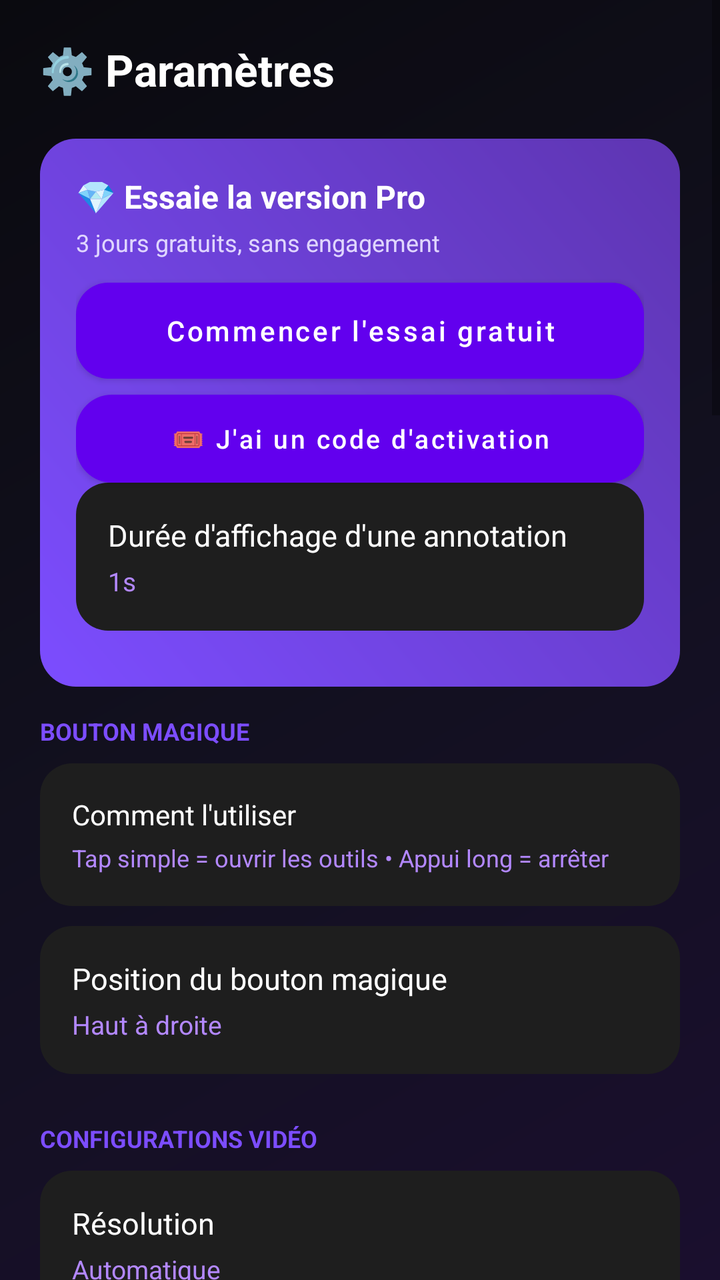
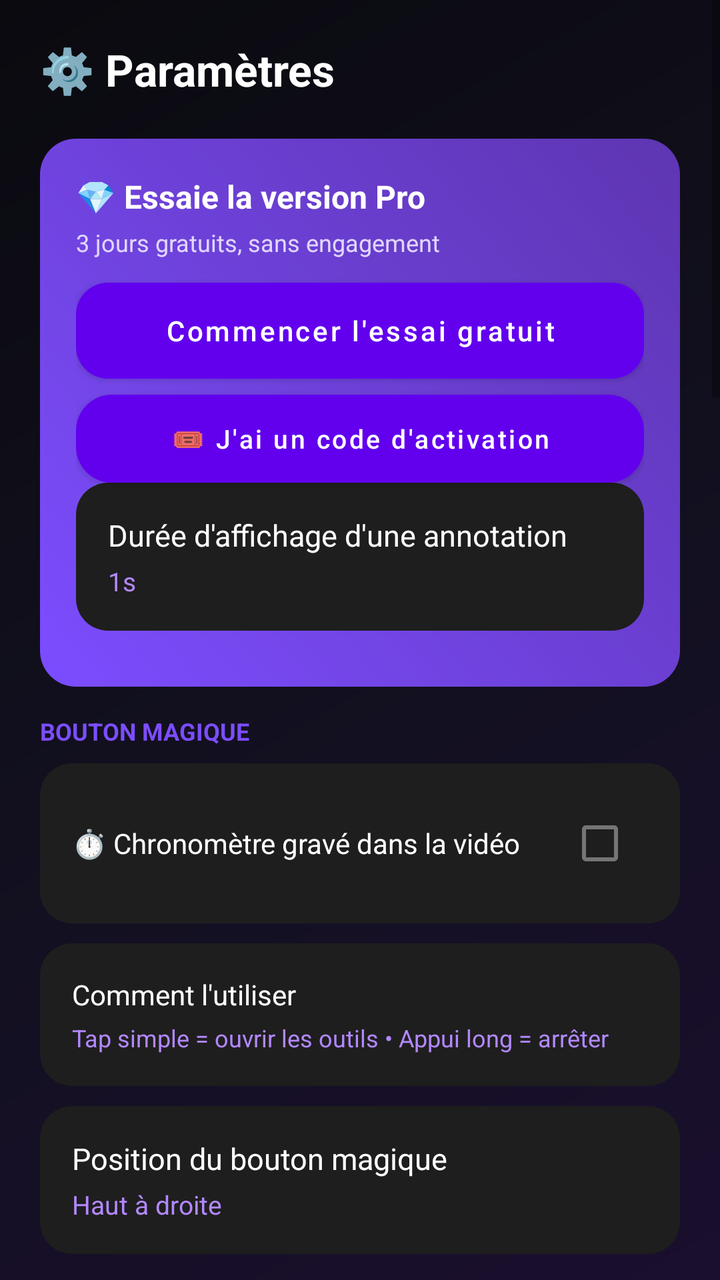

Two renders of the same Android screen: before a commit and after it. Below are the layout's source before the change and the commit's diff.
<!-- AndroidManifest.xml: application theme Theme.ScreenRecorder -->
<!-- res/layout/activity_settings.xml -->
<?xml version="1.0" encoding="utf-8"?>
<ScrollView xmlns:android="http://schemas.android.com/apk/res/android"
    android:layout_width="match_parent"
    android:layout_height="match_parent"
    android:background="@drawable/bg_gradient_screen">

    <LinearLayout
        android:layout_width="match_parent"
        android:layout_height="wrap_content"
        android:orientation="vertical"
        android:padding="20dp">

        <TextView
            android:layout_width="wrap_content"
            android:layout_height="wrap_content"
            android:text="⚙️ Paramètres"
            android:textColor="#FFFFFF"
            android:textSize="22sp"
            android:textStyle="bold"
            android:layout_marginBottom="6dp" />

        <LinearLayout
            android:id="@+id/trialCard"
            android:layout_width="match_parent"
            android:layout_height="wrap_content"
            android:orientation="vertical"
            android:background="@drawable/bg_stat_purple"
            android:padding="18dp"
            android:layout_marginTop="14dp"
            android:layout_marginBottom="14dp">

            <TextView
                android:id="@+id/trialTitle"
                android:layout_width="wrap_content"
                android:layout_height="wrap_content"
                android:text="💎 Essaie la version Pro"
                android:textColor="#FFFFFF"
                android:textSize="16sp"
                android:textStyle="bold" />

            <TextView
                android:id="@+id/trialSubtitle"
                android:layout_width="wrap_content"
                android:layout_height="wrap_content"
                android:text="3 jours gratuits, sans engagement"
                android:textColor="#E0D6FF"
                android:textSize="12sp"
                android:layout_marginTop="4dp"
                android:layout_marginBottom="12dp" />

            <Button
                android:id="@+id/trialButton"
                android:layout_width="match_parent"
                android:layout_height="48dp"
                android:background="@drawable/bg_card"
                android:textColor="#FFFFFF"
                android:textAllCaps="false"
                android:text="Commencer l'essai gratuit" />

            <Button
                android:id="@+id/redeemCodeButton"
                android:layout_width="match_parent"
                android:layout_height="44dp"
                android:layout_marginTop="8dp"
                android:background="@drawable/bg_stat_pink"
                android:textColor="#FFFFFF"
                android:textAllCaps="false"
                android:textSize="13sp"
                android:text="🎟️ J'ai un code d'activation" />

<LinearLayout
            android:id="@+id/annotationDurationRow"
            android:layout_width="match_parent"
            android:layout_height="wrap_content"
            android:orientation="vertical"
            android:background="@drawable/bg_card"
            android:clickable="true"
            android:focusable="true"
            android:padding="16dp"
            android:layout_marginBottom="10dp">

            <TextView
                android:layout_width="wrap_content"
                android:layout_height="wrap_content"
                android:text="Durée d'affichage d'une annotation"
                android:textColor="#FFFFFF"
                android:textSize="15sp" />

            <TextView
                android:id="@+id/annotationDurationValue"
                android:layout_width="wrap_content"
                android:layout_height="wrap_content"
                android:text="1s"
                android:textColor="#B388FF"
                android:textSize="13sp"
                android:layout_marginTop="4dp" />
        </LinearLayout>

        </LinearLayout>

        <TextView
            android:layout_width="wrap_content"
            android:layout_height="wrap_content"
            android:text="BOUTON MAGIQUE"
            android:textColor="#7C4DFF"
            android:textSize="12sp"
            android:textStyle="bold"
            android:layout_marginBottom="8dp" />

        <LinearLayout
            android:layout_width="match_parent"
            android:layout_height="wrap_content"
            android:orientation="vertical"
            android:background="@drawable/bg_card"
            android:padding="16dp"
            android:layout_marginBottom="10dp">

            <TextView
                android:layout_width="wrap_content"
                android:layout_height="wrap_content"
                android:text="Comment l'utiliser"
                android:textColor="#FFFFFF"
                android:textSize="14sp" />

            <TextView
                android:layout_width="match_parent"
                android:layout_height="wrap_content"
                android:text="Tap simple = ouvrir les outils • Appui long = arrêter"
                android:textColor="#B388FF"
                android:textSize="12sp"
                android:layout_marginTop="4dp" />
        </LinearLayout>

        <LinearLayout
            android:id="@+id/bubblePositionRow"
            android:layout_width="match_parent"
            android:layout_height="wrap_content"
            android:orientation="vertical"
            android:background="@drawable/bg_card"
            android:clickable="true"
            android:focusable="true"
            android:padding="16dp"
            android:layout_marginBottom="10dp">

            <TextView
                android:layout_width="wrap_content"
                android:layout_height="wrap_content"
                android:text="Position du bouton magique"
                android:textColor="#FFFFFF"
                android:textSize="15sp" />

            <TextView
                android:id="@+id/bubblePositionValue"
                android:layout_width="wrap_content"
                android:layout_height="wrap_content"
                android:text="Haut à droite"
                android:textColor="#B388FF"
                android:textSize="13sp"
                android:layout_marginTop="4dp" />
        </LinearLayout>

        <TextView
            android:layout_width="wrap_content"
            android:layout_height="wrap_content"
            android:text="CONFIGURATIONS VIDÉO"
            android:textColor="#7C4DFF"
            android:textSize="12sp"
            android:textStyle="bold"
            android:layout_marginTop="14dp"
            android:layout_marginBottom="8dp" />

        <LinearLayout
            android:id="@+id/resolutionRow"
            android:layout_width="match_parent"
            android:layout_height="wrap_content"
            android:orientation="vertical"
            android:background="@drawable/bg_card"
            android:clickable="true"
            android:focusable="true"
            android:padding="16dp"
            android:layout_marginBottom="10dp">

            <TextView
                android:layout_width="wrap_content"
                android:layout_height="wrap_content"
                android:text="Résolution"
                android:textColor="#FFFFFF"
                android:textSize="15sp" />

            <TextView
                android:id="@+id/resolutionValue"
                android:layout_width="wrap_content"
                android:layout_height="wrap_content"
                android:text="Automatique"
                android:textColor="#B388FF"
                android:textSize="13sp"
                android:layout_marginTop="4dp" />
        </LinearLayout>

        <LinearLayout
            android:id="@+id/bitrateRow"
            android:layout_width="match_parent"
            android:layout_height="wrap_content"
            android:orientation="vertical"
            android:background="@drawable/bg_card"
            android:clickable="true"
            android:focusable="true"
            android:padding="16dp"
            android:layout_marginBottom="10dp">

            <TextView
                android:layout_width="wrap_content"
                android:layout_height="wrap_content"
                android:text="Bitrate (qualité de l'image)"
                android:textColor="#FFFFFF"
                android:textSize="15sp" />

            <TextView
                android:id="@+id/bitrateValue"
                android:layout_width="wrap_content"
                android:layout_height="wrap_content"
                android:text="Automatique"
                android:textColor="#B388FF"
                android:textSize="13sp"
                android:layout_marginTop="4dp" />
        </LinearLayout>

        <LinearLayout
            android:id="@+id/frameRateRow"
            android:layout_width="match_parent"
            android:layout_height="wrap_content"
            android:orientation="vertical"
            android:background="@drawable/bg_card"
            android:clickable="true"
            android:focusable="true"
            android:padding="16dp"
            android:layout_marginBottom="10dp">

            <TextView
                android:layout_width="wrap_content"
                android:layout_height="wrap_content"
                android:text="Fréquence d'images (FPS)"
                android:textColor="#FFFFFF"
                android:textSize="15sp" />

            <TextView
                android:id="@+id/frameRateValue"
                android:layout_width="wrap_content"
                android:layout_height="wrap_content"
                android:text="Automatique"
                android:textColor="#B388FF"
                android:textSize="13sp"
                android:layout_marginTop="4dp" />
        </LinearLayout>

        <LinearLayout
            android:id="@+id/countdownRow"
            android:layout_width="match_parent"
            android:layout_height="wrap_content"
            android:orientation="vertical"
            android:background="@drawable/bg_card"
            android:clickable="true"
            android:focusable="true"
            android:padding="16dp"
            android:layout_marginBottom="10dp">

            <TextView
                android:layout_width="wrap_content"
                android:layout_height="wrap_content"
                android:text="Compte à rebours"
                android:textColor="#FFFFFF"
                android:textSize="15sp" />

            <TextView
                android:id="@+id/countdownValue"
                android:layout_width="wrap_content"
                android:layout_height="wrap_content"
                android:text="3s"
                android:textColor="#B388FF"
                android:textSize="13sp"
                android:layout_marginTop="4dp" />
        </LinearLayout>

        <TextView
            android:layout_width="wrap_content"
            android:layout_height="wrap_content"
            android:text="STABILITÉ"
            android:textColor="#7C4DFF"
            android:textSize="12sp"
            android:textStyle="bold"
            android:layout_marginTop="14dp"
            android:layout_marginBottom="8dp" />

        <LinearLayout
            android:id="@+id/batteryRow"
            android:layout_width="match_parent"
            android:layout_height="wrap_content"
            android:orientation="vertical"
            android:background="@drawable/bg_card"
            android:clickable="true"
            android:focusable="true"
            android:padding="16dp"
            android:layout_marginBottom="10dp">

            <TextView
                android:layout_width="wrap_content"
                android:layout_height="wrap_content"
                android:text="Éviter les arrêts imprévus"
                android:textColor="#FFFFFF"
                android:textSize="15sp" />

            <TextView
                android:layout_width="match_parent"
                android:layout_height="wrap_content"
                android:text="Désactive l'optimisation de batterie du système pour cette appli"
                android:textColor="#B388FF"
                android:textSize="12sp"
                android:layout_marginTop="4dp" />
        </LinearLayout>

        <TextView
            android:layout_width="wrap_content"
            android:layout_height="wrap_content"
            android:text="PERSONNALISATION"
            android:textColor="#7C4DFF"
            android:textSize="12sp"
            android:textStyle="bold"
            android:layout_marginTop="14dp"
            android:layout_marginBottom="8dp" />

        <LinearLayout
            android:layout_width="match_parent"
            android:layout_height="wrap_content"
            android:orientation="vertical"
            android:background="@drawable/bg_card"
            android:padding="16dp"
            android:layout_marginBottom="10dp">

            <LinearLayout
                android:layout_width="match_parent"
                android:layout_height="wrap_content"
                android:orientation="horizontal"
                android:gravity="center_vertical">

                <TextView
                    android:layout_width="0dp"
                    android:layout_height="wrap_content"
                    android:layout_weight="1"
                    android:text="Afficher le filigrane"
                    android:textColor="#FFFFFF"
                    android:textSize="14sp" />

                <CheckBox
                    android:id="@+id/watermarkCheck"
                    android:layout_width="wrap_content"
                    android:layout_height="wrap_content" />
            </LinearLayout>

            <EditText
                android:id="@+id/watermarkTextInput"
                android:layout_width="match_parent"
                android:layout_height="wrap_content"
                android:hint="Texte du filigrane"
                android:textColor="#FFFFFF"
                android:textColorHint="#888888"
                android:layout_marginTop="10dp" />

            <Button
                android:id="@+id/logoPickerButton"
                android:layout_width="match_parent"
                android:layout_height="wrap_content"
                android:background="@drawable/bg_stat_pink"
                android:textColor="#FFFFFF"
                android:textAllCaps="false"
                android:textSize="13sp"
                android:text="🖼️ Utiliser mon logo (Pro)"
                android:layout_marginTop="10dp" />

        </LinearLayout>

        <LinearLayout
            android:layout_width="match_parent"
            android:layout_height="wrap_content"
            android:orientation="horizontal"
            android:gravity="center_vertical"
            android:background="@drawable/bg_card"
            android:padding="16dp"
            android:layout_marginBottom="10dp">

            <TextView
                android:layout_width="0dp"
                android:layout_height="wrap_content"
                android:layout_weight="1"
                android:text="Masquer la bulle d'outils pendant l'enregistrement"
                android:textColor="#FFFFFF"
                android:textSize="14sp" />

            <CheckBox
                android:id="@+id/hideBubbleCheck"
                android:layout_width="wrap_content"
                android:layout_height="wrap_content" />

        </LinearLayout>

        <LinearLayout
            android:layout_width="match_parent"
            android:layout_height="wrap_content"
            android:orientation="horizontal"
            android:gravity="center_vertical"
            android:background="@drawable/bg_card"
            android:padding="16dp"
            android:layout_marginBottom="10dp">

            <TextView
                android:layout_width="0dp"
                android:layout_height="wrap_content"
                android:layout_weight="1"
                android:text="Utiliser la corbeille"
                android:textColor="#FFFFFF"
                android:textSize="14sp" />

            <CheckBox
                android:id="@+id/trashCheck"
                android:layout_width="wrap_content"
                android:layout_height="wrap_content" />

        </LinearLayout>

        <LinearLayout
            android:layout_width="match_parent"
            android:layout_height="wrap_content"
            android:orientation="horizontal"
            android:gravity="center_vertical"
            android:background="@drawable/bg_card"
            android:padding="16dp"
            android:layout_marginBottom="10dp">

            <TextView
                android:layout_width="0dp"
                android:layout_height="wrap_content"
                android:layout_weight="1"
                android:text="Résumé après enregistrement"
                android:textColor="#FFFFFF"
                android:textSize="14sp" />

            <CheckBox
                android:id="@+id/popupCheck"
                android:layout_width="wrap_content"
                android:layout_height="wrap_content" />

        </LinearLayout>

        <LinearLayout
            android:id="@+id/showTapsRow"
            android:layout_width="match_parent"
            android:layout_height="wrap_content"
            android:orientation="vertical"
            android:background="@drawable/bg_card"
            android:clickable="true"
            android:focusable="true"
            android:padding="16dp"
            android:layout_marginBottom="10dp">

            <TextView
                android:layout_width="wrap_content"
                android:layout_height="wrap_content"
                android:text="Afficher le toucher à l'écran"
                android:textColor="#FFFFFF"
                android:textSize="15sp" />

            <TextView
                android:layout_width="match_parent"
                android:layout_height="wrap_content"
                android:text="Active « Afficher les appuis » dans les Options développeur Android"
                android:textColor="#B388FF"
                android:textSize="12sp"
                android:layout_marginTop="4dp" />
        </LinearLayout>

        <LinearLayout
            android:layout_width="match_parent"
            android:layout_height="wrap_content"
            android:orientation="horizontal"
            android:gravity="center_vertical"
            android:background="@drawable/bg_card"
            android:padding="16dp"
            android:layout_marginBottom="10dp">

            <TextView
                android:layout_width="0dp"
                android:layout_height="wrap_content"
                android:layout_weight="1"
                android:text="👋 Rappels si inactif"
                android:textColor="#FFFFFF"
                android:textSize="14sp" />

            <CheckBox
                android:id="@+id/remindersCheck"
                android:layout_width="wrap_content"
                android:layout_height="wrap_content" />

        </LinearLayout>

        <LinearLayout
            android:id="@+id/pinRow"
            android:layout_width="match_parent"
            android:layout_height="wrap_content"
            android:orientation="horizontal"
            android:gravity="center_vertical"
            android:background="@drawable/bg_card"
            android:clickable="true"
            android:focusable="true"
            android:padding="16dp"
            android:layout_marginBottom="10dp">

            <TextView
                android:layout_width="0dp"
                android:layout_height="wrap_content"
                android:layout_weight="1"
                android:text="🔒 Verrouillage par code PIN"
                android:textColor="#FFFFFF"
                android:textSize="14sp" />

            <CheckBox
                android:id="@+id/pinCheck"
                android:layout_width="wrap_content"
                android:layout_height="wrap_content"
                android:clickable="false" />

        </LinearLayout>

        <TextView
            android:layout_width="wrap_content"
            android:layout_height="wrap_content"
            android:text="SAUVEGARDE"
            android:textColor="#7C4DFF"
            android:textSize="12sp"
            android:textStyle="bold"
            android:layout_marginTop="14dp"
            android:layout_marginBottom="8dp" />

        <LinearLayout
            android:id="@+id/backupFolderRow"
            android:layout_width="match_parent"
            android:layout_height="wrap_content"
            android:orientation="vertical"
            android:background="@drawable/bg_card"
            android:clickable="true"
            android:focusable="true"
            android:padding="16dp">

            <TextView
                android:layout_width="wrap_content"
                android:layout_height="wrap_content"
                android:text="📁 Dossier de sauvegarde auto (Pro)"
                android:textColor="#FFFFFF"
                android:textSize="15sp" />

            <TextView
                android:id="@+id/backupFolderValue"
                android:layout_width="match_parent"
                android:layout_height="wrap_content"
                android:text="Aucun dossier choisi"
                android:textColor="#B388FF"
                android:textSize="12sp"
                android:layout_marginTop="4dp" />
        </LinearLayout>

    </LinearLayout>
</ScrollView>
<!-- resources referenced by this layout -->
<resources>
  <!-- drawable bg_card (drawable) -->
  <?xml version="1.0" encoding="utf-8"?>
  <shape xmlns:android="http://schemas.android.com/apk/res/android" android:shape="rectangle">
      <solid android:color="#1E1E1E" />
      <corners android:radius="16dp" />
  </shape>
  <!-- drawable bg_gradient_screen (drawable) -->
  <?xml version="1.0" encoding="utf-8"?>
  <shape xmlns:android="http://schemas.android.com/apk/res/android" android:shape="rectangle">
      <gradient
          android:type="linear"
          android:angle="135"
          android:startColor="#1A0F2E"
          android:centerColor="#12101F"
          android:endColor="#0A0A0F" />
  </shape>
  <!-- drawable bg_stat_pink (drawable) -->
  <?xml version="1.0" encoding="utf-8"?>
  <shape xmlns:android="http://schemas.android.com/apk/res/android" android:shape="rectangle">
      <gradient android:type="linear" android:angle="45" android:startColor="#EC407A" android:endColor="#AD1457"/>
      <corners android:radius="18dp"/>
  </shape>
  <!-- drawable bg_stat_purple (drawable) -->
  <?xml version="1.0" encoding="utf-8"?>
  <shape xmlns:android="http://schemas.android.com/apk/res/android" android:shape="rectangle">
      <gradient android:type="linear" android:angle="45" android:startColor="#7C4DFF" android:endColor="#5E35B1" />
      <corners android:radius="18dp" />
  </shape>
  <style name="Theme.ScreenRecorder" parent="Theme.MaterialComponents.DayNight.NoActionBar" />
</resources>

<!-- the commit's change to res/layout/activity_settings.xml (unified diff, before → after) -->
@@ -106,6 +106,30 @@
             android:textSize="12sp"
             android:textStyle="bold"
             android:layout_marginBottom="8dp" />
+
+<LinearLayout
+            android:layout_width="match_parent"
+            android:layout_height="wrap_content"
+            android:orientation="horizontal"
+            android:gravity="center_vertical"
+            android:background="@drawable/bg_card"
+            android:padding="16dp"
+            android:layout_marginBottom="10dp">
+
+            <TextView
+                android:layout_width="0dp"
+                android:layout_height="wrap_content"
+                android:layout_weight="1"
+                android:text="⏱️ Chronomètre gravé dans la vidéo"
+                android:textColor="#FFFFFF"
+                android:textSize="14sp" />
+
+            <CheckBox
+                android:id="@+id/chronometerCheck"
+                android:layout_width="wrap_content"
+                android:layout_height="wrap_content" />
+
+        </LinearLayout>
 
         <LinearLayout
             android:layout_width="match_parent"
